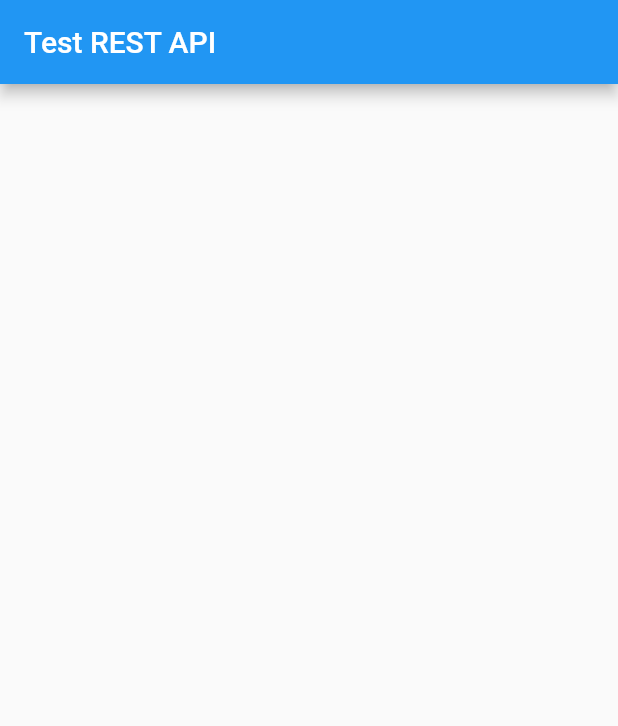
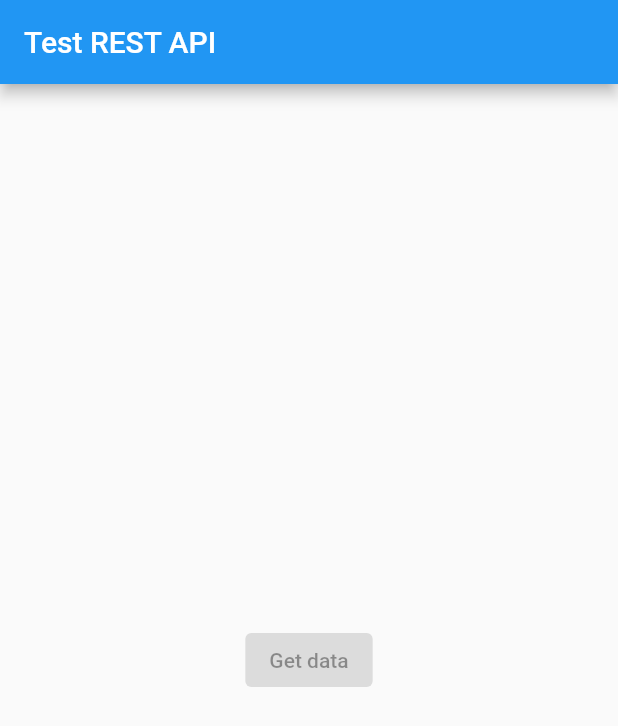
Before and after one commit to DinoDionysos/test_app, a Flutter app: the screen it shows after launch, on a phone screen of 412 x 824 dp. Shown: the top 726 px of the screen. Run offline on Flutter 3.47's test engine with Material 2 defaults, Android fonts, the phone set to English and light mode, and no system bars.

Commit message:
main.dart: add a button in the middle.

```diff
--- a/lib/main.dart
+++ b/lib/main.dart
@@ -25,12 +25,13 @@ class MyApp extends StatelessWidget {
 }
 
 class MyHomePage extends StatefulWidget {
-
   @override
   State<MyHomePage> createState() => _MyHomePageState();
 }
 
 class _MyHomePageState extends State<MyHomePage> {
+  // List for the data from the REST API
+  List? data;
 
   @override
   Widget build(BuildContext context) {
@@ -38,6 +39,12 @@ class _MyHomePageState extends State<MyHomePage> {
       appBar: AppBar(
         title: Text('Test REST API'),
       ),
+      body: new Center(
+        child: new ElevatedButton(
+          child: new Text("Get data"),
+          onPressed: data = null,
+        ),
+      ),
     );
   }
 }
```
